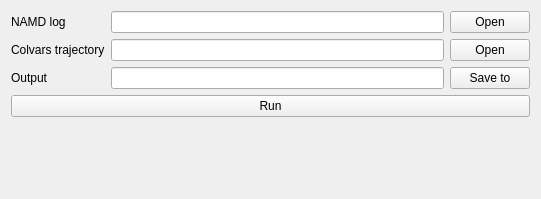
Old version of the form namdlogtab/namdlogtab.ui in the repository HanatoK/PMFToolBox.
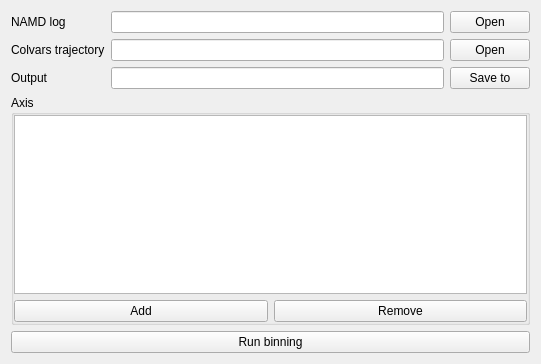
New version of the form.

```diff
--- a/namdlogtab/namdlogtab.ui
+++ b/namdlogtab/namdlogtab.ui
@@ -7,45 +7,21 @@
     <x>0</x>
     <y>0</y>
     <width>541</width>
-    <height>199</height>
+    <height>364</height>
    </rect>
   </property>
   <property name="windowTitle">
    <string>Form</string>
   </property>
   <layout class="QGridLayout" name="gridLayout">
-   <item row="1" column="2">
-    <widget class="QPushButton" name="pushButtonOpenColvarsTrajectory">
-     <property name="text">
-      <string>Open</string>
-     </property>
-    </widget>
-   </item>
-   <item row="2" column="2">
-    <widget class="QPushButton" name="pushButtonSaveTo">
-     <property name="text">
-      <string>Save to</string>
-     </property>
-    </widget>
-   </item>
-   <item row="2" column="0">
-    <widget class="QLabel" name="labelOutput">
-     <property name="text">
-      <string>Output</string>
-     </property>
-    </widget>
-   </item>
-   <item row="1" column="1">
-    <widget class="QLineEdit" name="lineEditColvarsTrajectory">
+   <item row="2" column="1">
+    <widget class="QLineEdit" name="lineEditOutput">
      <property name="minimumSize">
       <size>
        <width>300</width>
        <height>0</height>
       </size>
      </property>
-     <property name="readOnly">
-      <bool>true</bool>
-     </property>
     </widget>
    </item>
    <item row="0" column="0">
@@ -62,14 +38,31 @@
      </property>
     </widget>
    </item>
-   <item row="2" column="1">
-    <widget class="QLineEdit" name="lineEditOutput">
+   <item row="2" column="0">
+    <widget class="QLabel" name="labelOutput">
+     <property name="text">
+      <string>Output</string>
+     </property>
+    </widget>
+   </item>
+   <item row="4" column="0" colspan="3">
+    <widget class="QPushButton" name="pushButtonRun">
+     <property name="text">
+      <string>Run binning</string>
+     </property>
+    </widget>
+   </item>
+   <item row="1" column="1">
+    <widget class="QLineEdit" name="lineEditColvarsTrajectory">
      <property name="minimumSize">
       <size>
        <width>300</width>
        <height>0</height>
       </size>
      </property>
+     <property name="readOnly">
+      <bool>true</bool>
+     </property>
     </widget>
    </item>
    <item row="0" column="2">
@@ -79,6 +72,65 @@
      </property>
     </widget>
    </item>
+   <item row="3" column="0" colspan="3">
+    <widget class="QGroupBox" name="groupBox">
+     <property name="title">
+      <string>Axis</string>
+     </property>
+     <property name="flat">
+      <bool>true</bool>
+     </property>
+     <layout class="QGridLayout" name="gridLayout_2">
+      <property name="leftMargin">
+       <number>0</number>
+      </property>
+      <property name="topMargin">
+       <number>0</number>
+      </property>
+      <property name="rightMargin">
+       <number>0</number>
+      </property>
+      <property name="bottomMargin">
+       <number>0</number>
+      </property>
+      <item row="1" column="0">
+       <layout class="QHBoxLayout" name="horizontalLayout">
+        <item>
+         <widget class="QPushButton" name="pushButtonAddAxis">
+          <property name="text">
+           <string>Add</string>
+          </property>
+         </widget>
+        </item>
+        <item>
+         <widget class="QPushButton" name="pushButtonRemoveAxis">
+          <property name="text">
+           <string>Remove</string>
+          </property>
+         </widget>
+        </item>
+       </layout>
+      </item>
+      <item row="0" column="0">
+       <widget class="QTableView" name="tableViewAxis"/>
+      </item>
+     </layout>
+    </widget>
+   </item>
+   <item row="2" column="2">
+    <widget class="QPushButton" name="pushButtonSaveTo">
+     <property name="text">
+      <string>Save to</string>
+     </property>
+    </widget>
+   </item>
+   <item row="1" column="2">
+    <widget class="QPushButton" name="pushButtonOpenColvarsTrajectory">
+     <property name="text">
+      <string>Open</string>
+     </property>
+    </widget>
+   </item>
    <item row="0" column="1">
     <widget class="QLineEdit" name="lineEditNAMDLog">
      <property name="minimumSize">
@@ -92,26 +144,6 @@
      </property>
     </widget>
    </item>
-   <item row="3" column="0" colspan="3">
-    <widget class="QPushButton" name="pushButtonRun">
-     <property name="text">
-      <string>Run</string>
-     </property>
-    </widget>
-   </item>
-   <item row="4" column="0" colspan="3">
-    <spacer name="verticalSpacer">
-     <property name="orientation">
-      <enum>Qt::Vertical</enum>
-     </property>
-     <property name="sizeHint" stdset="0">
-      <size>
-       <width>20</width>
-       <height>40</height>
-      </size>
-     </property>
-    </spacer>
-   </item>
   </layout>
  </widget>
  <resources/>
```
Left out of the diff: 12 changed lines with no effect on the pictures.
